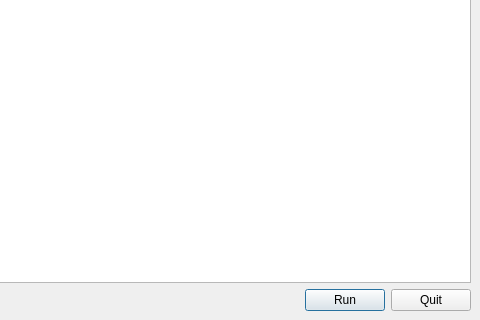
This is src/Interface/interface.ui in mskonline/NSimulator as Qt 5 draws it before an edit; both pictures show x 320 to 800 and y 280 to 600 of the 800 by 600 pixel window. The edited form follows.
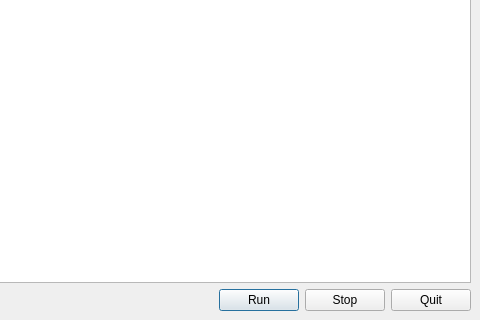
This is the edited form. Icons and pictures are not drawn.

Commit message: Added stop button

What changed in the file:
```diff
--- a/src/Interface/interface.ui
+++ b/src/Interface/interface.ui
@@ -60,6 +60,13 @@
           </property>
          </widget>
         </item>
+        <item>
+         <widget class="QPushButton" name="pb_stop">
+          <property name="text">
+           <string>Stop</string>
+          </property>
+         </widget>
+        </item>
         <item>
          <widget class="QPushButton" name="pb_quit">
           <property name="text">
```
